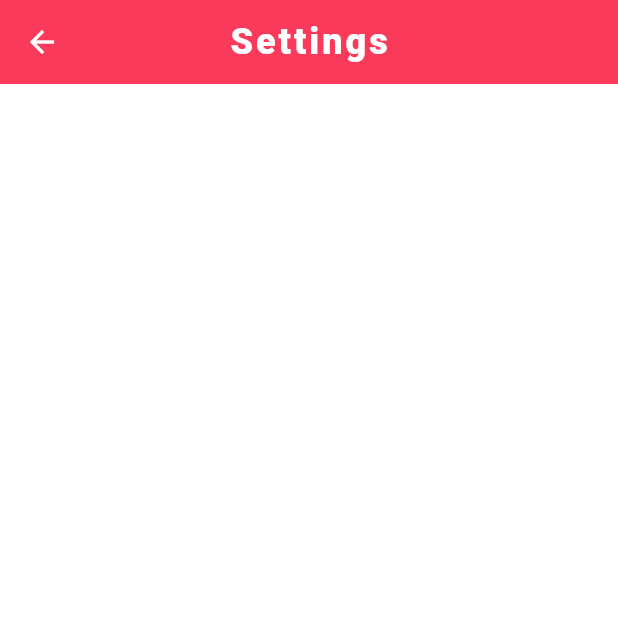
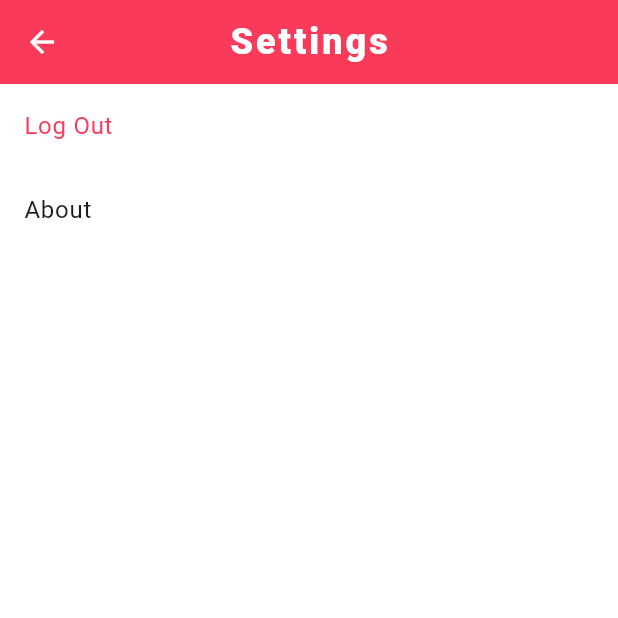
Before and after one commit to Carl-Lee91/Flamengo, a Flutter app: the SettingScreen screen opened directly, on a phone screen of 412 x 824 dp, the top half of it. Run offline on Flutter 3.47's test engine with Material 2 defaults, Android fonts, the phone set to English and light mode, and no system bars; our stand-ins replace cloud_firestore, firebase_auth, firebase_core, firebase_storage, flutter_dotenv, flutter_riverpod and 8 more; accounts and stored records are empty.

Commit message:
리팩터링: 세팅스크린
완료

```diff
--- a/flamengo/lib/screens/setting/settings.dart
+++ b/flamengo/lib/screens/setting/settings.dart
@@ -1,3 +1,4 @@
+import 'package:flamengo/screens/authentication/repos/authentication_repo.dart';
 import 'package:flutter/material.dart';
 import 'package:flutter_riverpod/flutter_riverpod.dart';
 
@@ -10,6 +11,32 @@ class SettingScreen extends ConsumerWidget {
       appBar: AppBar(
         title: const Text("Settings"),
       ),
+      body: ListView(
+        children: [
+          ListTile(
+            title: const Text("Log Out"),
+            textColor: Theme.of(context).primaryColor,
+            onTap: () {
+              showDialog(
+                context: context,
+                builder: (context) => AlertDialog(
+                  title: const Text("Are You Sure?"),
+                  actions: [
+                    TextButton(
+                        onPressed: () {
+                          ref.read(authRepo).signOut();
+                        },
+                        child: const Text("Yes"))
+                  ],
+                ),
+              );
+            },
+          ),
+          const AboutListTile(
+            applicationVersion: "1.0",
+          )
+        ],
+      ),
     );
   }
 }
```
